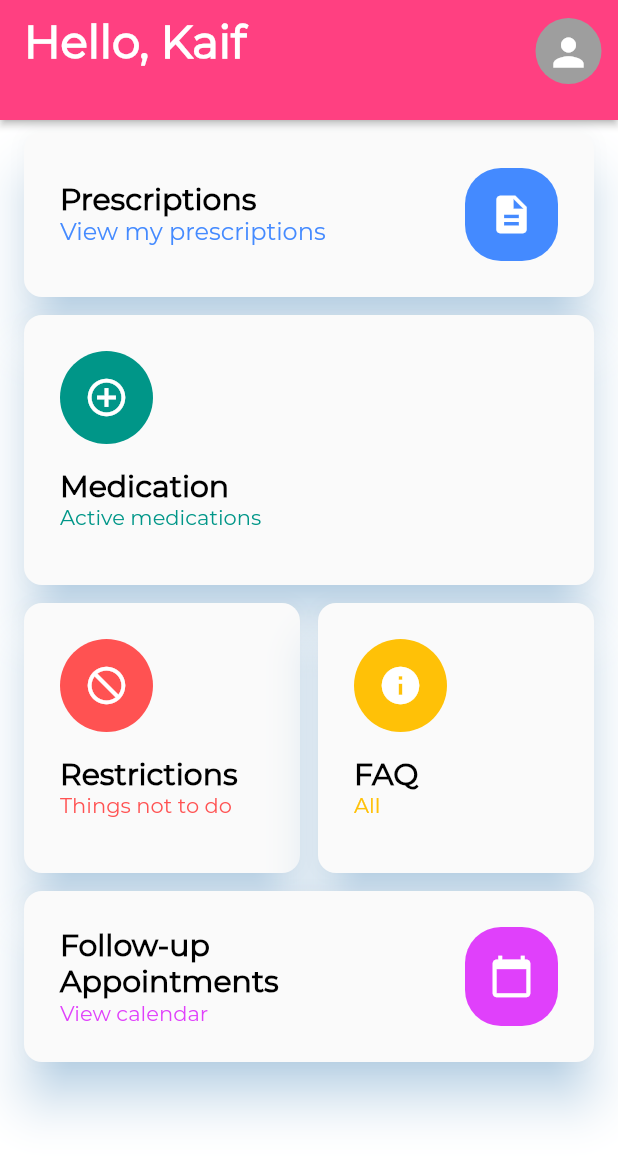
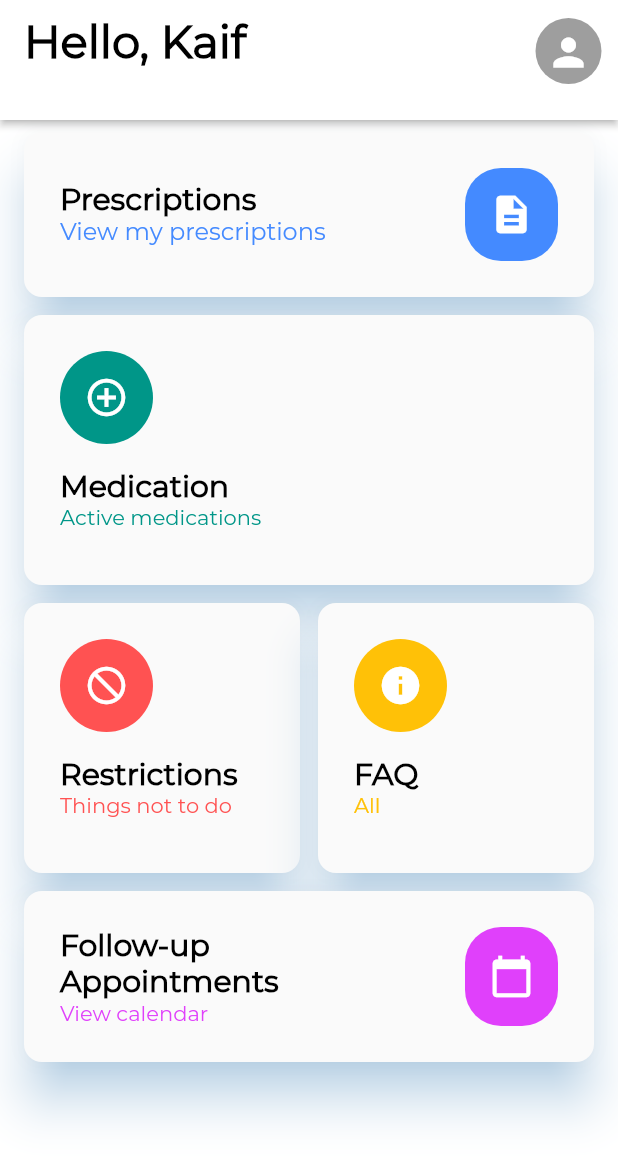
Before and after one commit to verbal-noun/codebrew-2020-prespa, a Flutter app: the screen it shows after launch, on a phone screen of 412 x 824 dp. Shown: the top 1160 px of the screen. Run offline on Flutter 3.47's test engine with Material 2 defaults, Android fonts, the phone set to English and light mode, and no system bars; project files that could hold a hidden picture were left out.

Commit message:
Update top bar

```diff
--- a/lib/pages/main_page.dart
+++ b/lib/pages/main_page.dart
@@ -12,6 +12,7 @@ class MainPage extends StatefulWidget {
   @override
   _MainPageState createState() => _MainPageState();
 }
+
 
 class _MainPageState extends State<MainPage> {
   static const double CARD_TITLE_SIZE = 20.0;
@@ -32,10 +33,10 @@ class _MainPageState extends State<MainPage> {
             preferredSize: Size.fromHeight(80.0),
             child: AppBar(
               elevation: 2.0,
-              backgroundColor: Colors.pinkAccent,
+              backgroundColor: Colors.white,
               title: Text('Hello, Kaif',
                   style: TextStyle(
-                      color: Colors.white,
+                      color: Colors.black,
                       fontWeight: FontWeight.w700,
                       fontSize: 30.0)),
               actions: <Widget>[
@@ -49,12 +50,12 @@ class _MainPageState extends State<MainPage> {
                           color: Colors.grey,
                           shape: CircleBorder(),
                           child: Container(
-                              margin: EdgeInsets.fromLTRB(10, 0, 10, 0),
+                            margin: EdgeInsets.fromLTRB(10, 0, 10, 0),
                               child: Padding(
-                                padding: EdgeInsets.all(8.0),
-                                child: Icon(Icons.person,
-                                    color: Colors.white, size: 30.0),
-                              ))),
+                            padding: EdgeInsets.all(8.0),
+                            child: Icon(Icons.person,
+                                color: Colors.white, size: 30.0),
+                          ))),
                     ],
                   ),
                 )
```
